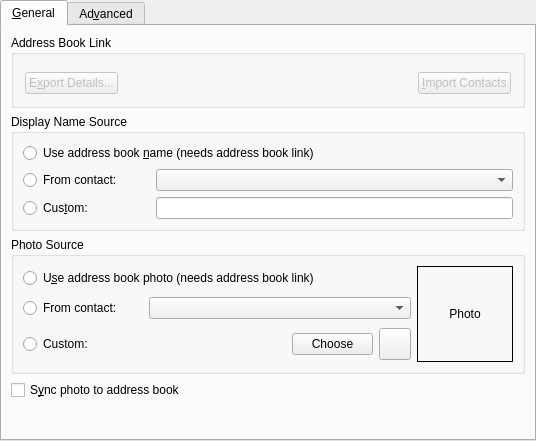
First picture: the form in kopete/contactlist/kopetemetalvipropswidget.ui, repository KDE/kopete, before the edit.
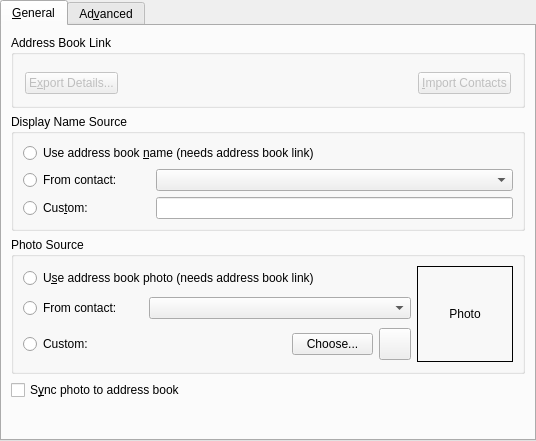
Second picture: the form after the edit. Custom widgets are drawn as their Qt base class.

Patch:
```diff
--- a/kopete/contactlist/kopetemetalvipropswidget.ui
+++ b/kopete/contactlist/kopetemetalvipropswidget.ui
@@ -325,7 +325,7 @@
             <item>
              <widget class="QPushButton" name="btnChoosePhoto" >
               <property name="text" >
-               <string>Choose</string>
+               <string>Choose...</string>
               </property>
              </widget>
             </item>
```
